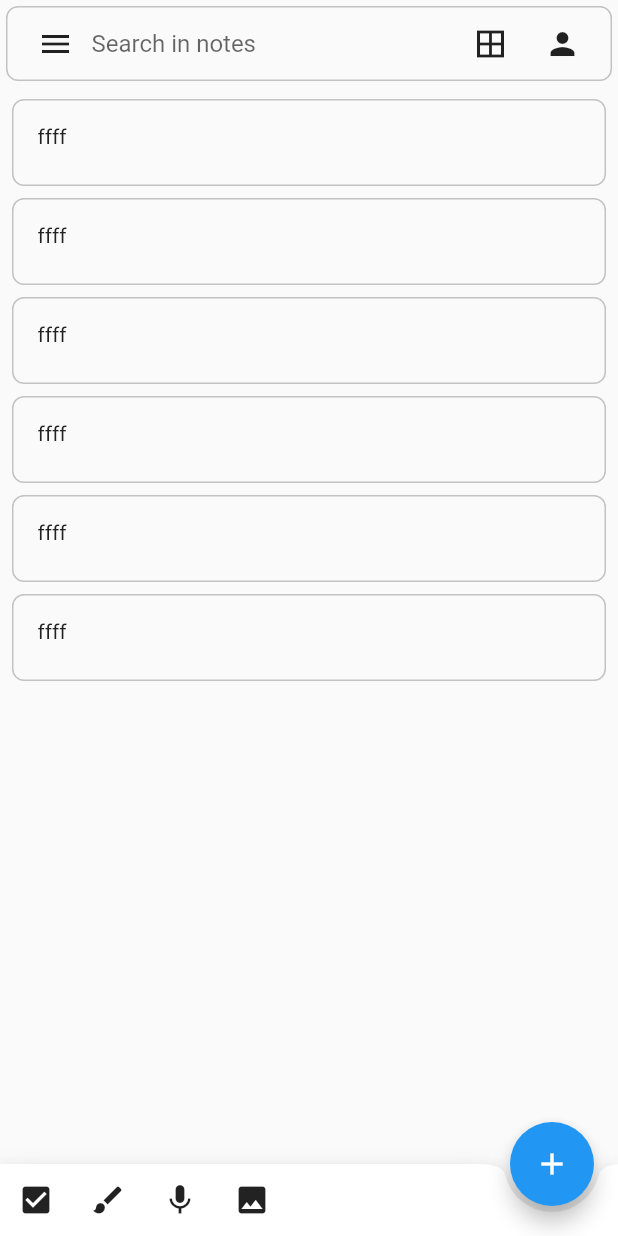
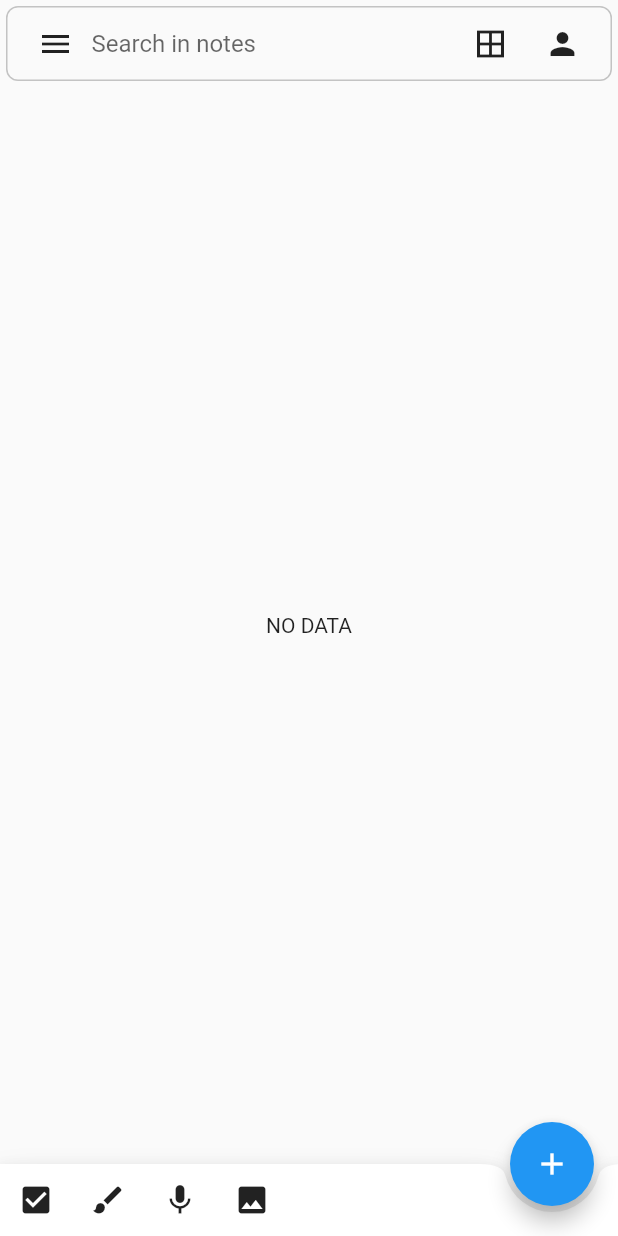
Before and after one commit to mrahimygk/kip-flutter, a Flutter app: the screen it shows after launch, on a phone screen of 412 x 824 dp. Run offline on Flutter 3.47's test engine with Material 2 defaults, Android fonts, the phone set to English and light mode, and no system bars; our stand-ins replace dio, image_picker, sqflite; missing offline and left inert: flutter_audio_recorder, matrix4_transform; accounts and stored records are empty.

Commit message:
using stream builder to get notes list

```diff
--- a/lib/pages/main_page.dart
+++ b/lib/pages/main_page.dart
@@ -4,7 +4,9 @@ import 'dart:io';
 import 'package:flutter/material.dart';
 import 'package:flutter_audio_recorder/flutter_audio_recorder.dart';
 import 'package:image_picker/image_picker.dart';
+import 'package:kip/blocs/note_bloc.dart';
 import 'package:kip/models/add_note_page_arguments.dart';
+import 'package:kip/models/note/note_model.dart';
 import 'package:kip/util/ready_mades.dart';
 import 'package:kip/widgets/bar.dart';
 import 'package:kip/widgets/menu_item.dart';
@@ -20,6 +22,13 @@ class KipMainPage extends StatefulWidget {
 
 class _KipMainPageState extends State<KipMainPage> {
   final List<int> thresholds = ReadyMade.makeThresholds(66);
+  final noteBloc = NoteBloc();
+
+  @override
+  void dispose() {
+    noteBloc.dispose();
+    super.dispose();
+  }
 
   @override
   Widget build(BuildContext context) {
@@ -64,27 +73,28 @@ class _KipMainPageState extends State<KipMainPage> {
               onNavigateToLogin(context);
             }),
             Expanded(
-              child: ListView(
-                children: <Widget>[
-                  NoteItem(
-                    child: ListTile(leading: Text("ffff")),
-                  ),
-                  NoteItem(
-                    child: ListTile(leading: Text("ffff")),
-                  ),
-                  NoteItem(
-                    child: ListTile(leading: Text("ffff")),
-                  ),
-                  NoteItem(
-                    child: ListTile(leading: Text("ffff")),
-                  ),
-                  NoteItem(
-                    child: ListTile(leading: Text("ffff")),
-                  ),
-                  NoteItem(
-                    child: ListTile(leading: Text("ffff")),
-                  ),
-                ],
+              child: StreamBuilder<List<NoteModel>>(
+                stream: noteBloc.notes,
+                builder: (context, snapshot) {
+                  if (!snapshot.hasData) {
+                    return Center(child: Text("NO DATA"));
+                  } else if (snapshot.hasData) {
+                    print(snapshot.data.length);
+                    return ListView.builder(
+                      itemCount: snapshot.data.length,
+                      itemBuilder: (BuildContext context, int index) {
+                        final note = snapshot.data[index];
+                        return NoteItem(
+                          child: ListTile(
+                            leading: Text(note.title),
+                            title: Text(note.content),
+                          ),
+                        );
+                      },
+                    );
+                  } else
+                    return Center(child: Text("NO DATA"));
+                },
               ),
             )
           ],
```
